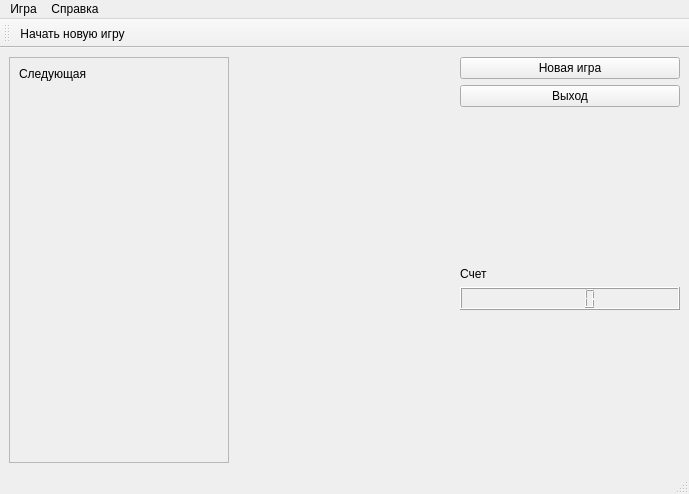
Before: the Qt Designer form mainwindow.ui in Dimitil/QtCourse_tetris, drawn with Qt 5.
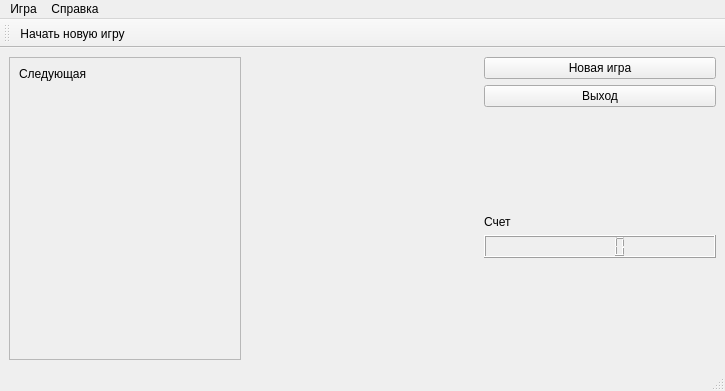
After: the same form once the commit is applied. Custom widgets are drawn as their Qt base class.

Diff of the .ui file:
```diff
--- a/mainwindow.ui
+++ b/mainwindow.ui
@@ -6,10 +6,16 @@
    <rect>
     <x>0</x>
     <y>0</y>
-    <width>689</width>
-    <height>494</height>
+    <width>725</width>
+    <height>391</height>
    </rect>
   </property>
+  <property name="sizePolicy">
+   <sizepolicy hsizetype="Preferred" vsizetype="Preferred">
+    <horstretch>0</horstretch>
+    <verstretch>0</verstretch>
+   </sizepolicy>
+  </property>
   <property name="windowTitle">
    <string>MainWindow</string>
   </property>
@@ -71,6 +77,18 @@
         <verstretch>0</verstretch>
        </sizepolicy>
       </property>
+      <property name="minimumSize">
+       <size>
+        <width>231</width>
+        <height>299</height>
+       </size>
+      </property>
+      <property name="maximumSize">
+       <size>
+        <width>231</width>
+        <height>299</height>
+       </size>
+      </property>
       <property name="focusPolicy">
        <enum>Qt::StrongFocus</enum>
       </property>
@@ -140,7 +158,7 @@
     <rect>
      <x>0</x>
      <y>0</y>
-     <width>689</width>
+     <width>725</width>
      <height>21</height>
     </rect>
    </property>
```
Left out of the diff: 3 changed lines with no effect on the pictures.
